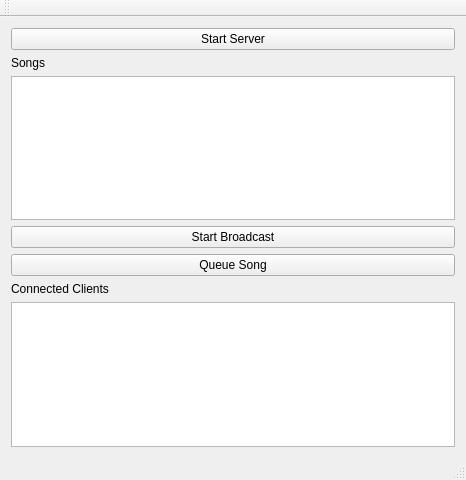
This is ComAudioServer/mainwindow.ui in CarsonRoscoe/WirelessAudio as Qt 5 draws it before an edit. The edited form follows.
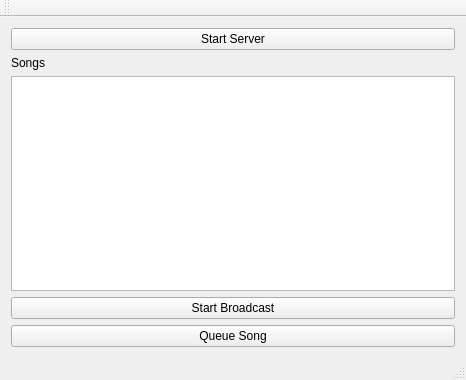
This is the edited form.

Diff of the .ui file:
```diff
--- a/ComAudioServer/mainwindow.ui
+++ b/ComAudioServer/mainwindow.ui
@@ -7,7 +7,7 @@
     <x>0</x>
     <y>0</y>
     <width>466</width>
-    <height>480</height>
+    <height>380</height>
    </rect>
   </property>
   <property name="windowTitle">
@@ -22,52 +22,34 @@
       </property>
      </widget>
     </item>
-    <item row="4" column="0" colspan="3">
-     <layout class="QHBoxLayout" name="horizontalLayout">
-      <item>
-       <widget class="QPushButton" name="queueSongBtn">
-        <property name="text">
-         <string>Queue Song</string>
-        </property>
-       </widget>
-      </item>
-     </layout>
-    </item>
-    <item row="2" column="0" colspan="3">
-     <layout class="QVBoxLayout" name="verticalLayout_4">
-      <item>
-       <widget class="QListWidget" name="songList"/>
-      </item>
-     </layout>
-    </item>
-    <item row="3" column="0" colspan="3">
+    <item row="4" column="0" colspan="2">
      <widget class="QPushButton" name="startBroadcastBtn">
       <property name="text">
        <string>Start Broadcast</string>
       </property>
      </widget>
     </item>
-    <item row="6" column="0" colspan="3">
-     <layout class="QVBoxLayout" name="verticalLayout_2">
+    <item row="2" column="0" colspan="2">
+     <layout class="QVBoxLayout" name="verticalLayout_4">
       <item>
-       <widget class="QTableWidget" name="clientTable"/>
+       <widget class="QListWidget" name="songList"/>
       </item>
      </layout>
     </item>
-    <item row="5" column="0">
-     <widget class="QLabel" name="label">
-      <property name="text">
-       <string>Connected Clients</string>
-      </property>
-     </widget>
-    </item>
-    <item row="0" column="0" colspan="3">
+    <item row="0" column="0" colspan="2">
      <widget class="QPushButton" name="startServerBtn">
       <property name="text">
        <string>Start Server</string>
       </property>
      </widget>
     </item>
+    <item row="5" column="0" colspan="2">
+     <widget class="QPushButton" name="queueSongBtn">
+      <property name="text">
+       <string>Queue Song</string>
+      </property>
+     </widget>
+    </item>
    </layout>
    <zorder>label</zorder>
    <zorder>label_2</zorder>
```
Left out of the diff: 4 changed lines with no effect on the pictures.
